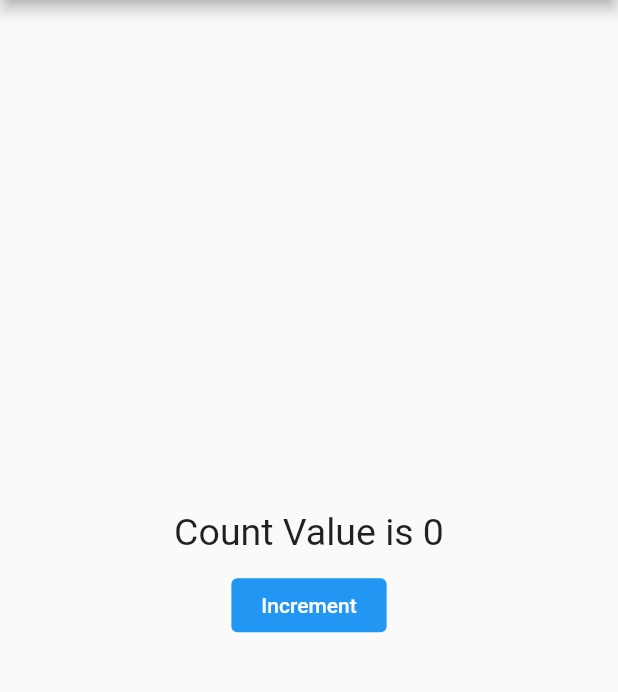
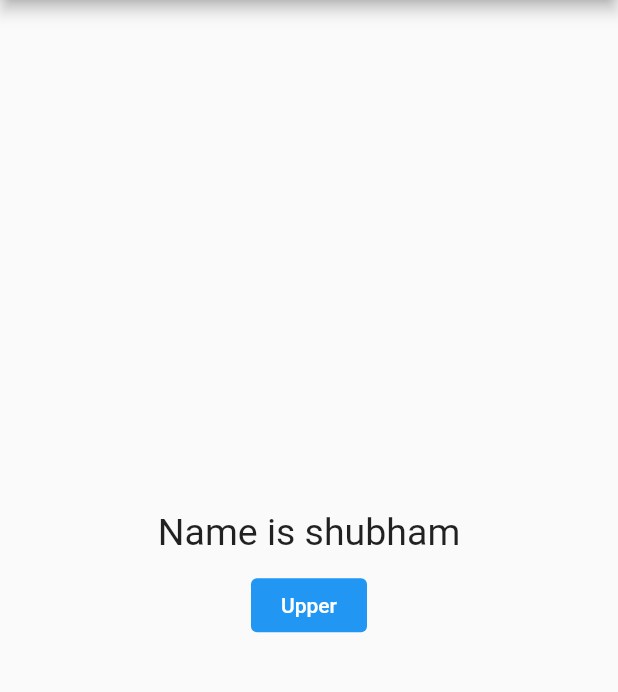
Before and after one commit to shubham3135/FlutterStateManagementGetX, a Flutter app: the screen it shows after launch, on a phone screen of 412 x 824 dp, the part 84-776 px from its top. Run offline on Flutter 3.47's test engine with Material 2 defaults, Android fonts, the phone set to English and light mode, and no system bars; our stand-ins replace get.

Commit message:
Simple reactive state management using obx and custom class

```diff
--- a/lib/main.dart
+++ b/lib/main.dart
@@ -1,15 +1,16 @@
 import 'package:flutter/material.dart';
 import 'package:get/get.dart';
+import 'package:get_x/student.dart';
 
 void main() {
   runApp(MyApp());
 }
 
 class MyApp extends StatelessWidget {
-  var count = 0.obs;
-  void increment() {
-    count++;
-  }
+  // var student = Student();
+
+  //For making the entire class observable
+  final student = Student(name: 'shubham', age: 25).obs;
 
   @override
   Widget build(BuildContext context) {
@@ -28,16 +29,23 @@ class MyApp extends StatelessWidget {
             crossAxisAlignment: CrossAxisAlignment.center,
             children: [
               /**
-               * Using Obx for state management
+               * Using Obx for state management and custom class
                */
               Obx(() => Text(
-                    'Count Value is $count',
+                    'Name is ${student.value.name}',
                     style: TextStyle(fontSize: 25),
                   )),
               SizedBox(height: 10),
               TextButton(
-                onPressed: increment,
-                child: Text('Increment'),
+                onPressed: () {
+                  // student.name.value = student.name.value.toUpperCase();
+
+                  //If entire class is observable
+                  student.update((student) {
+                    student!.name = student.name.toString().toUpperCase();
+                  });
+                },
+                child: Text('Upper'),
                 style: TextButton.styleFrom(
                   primary: Colors.white,
                   backgroundColor: Colors.blue,
--- /dev/null
+++ b/lib/student.dart
@@ -0,0 +1,10 @@
+class Student {
+  // Individuals variables Rx
+  // var name = 'Tom'.obs;
+  // var age = 25.obs;
+
+  // To make the entire class observable
+  var name;
+  var age;
+  Student({this.name, this.age});
+}
```
